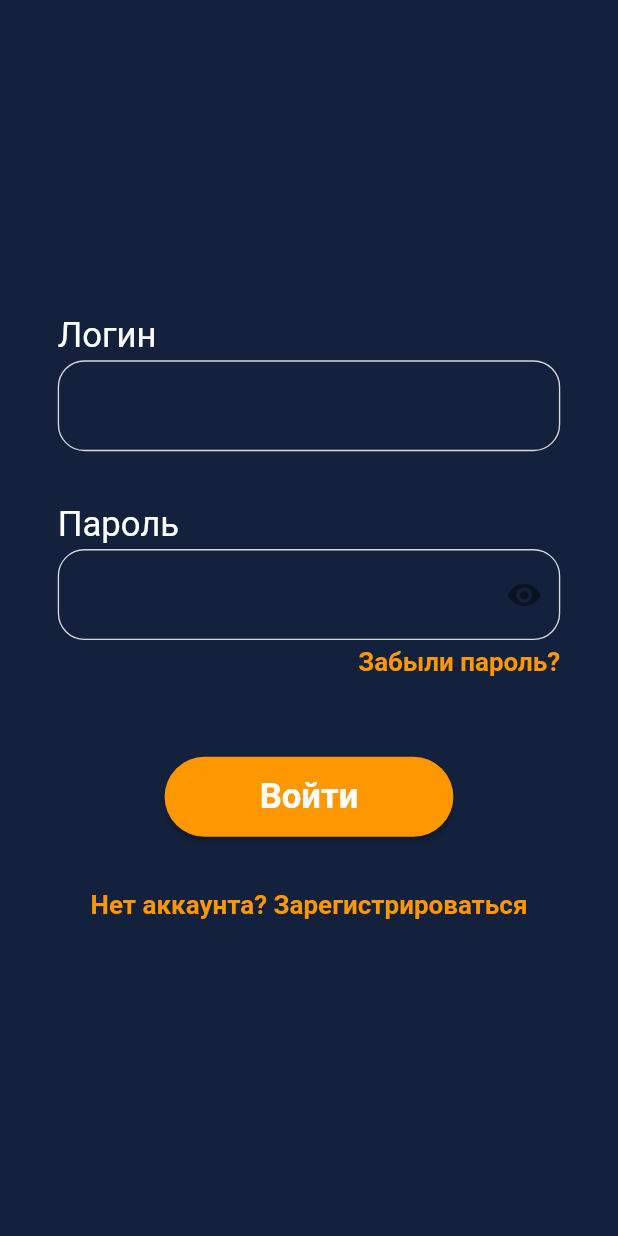
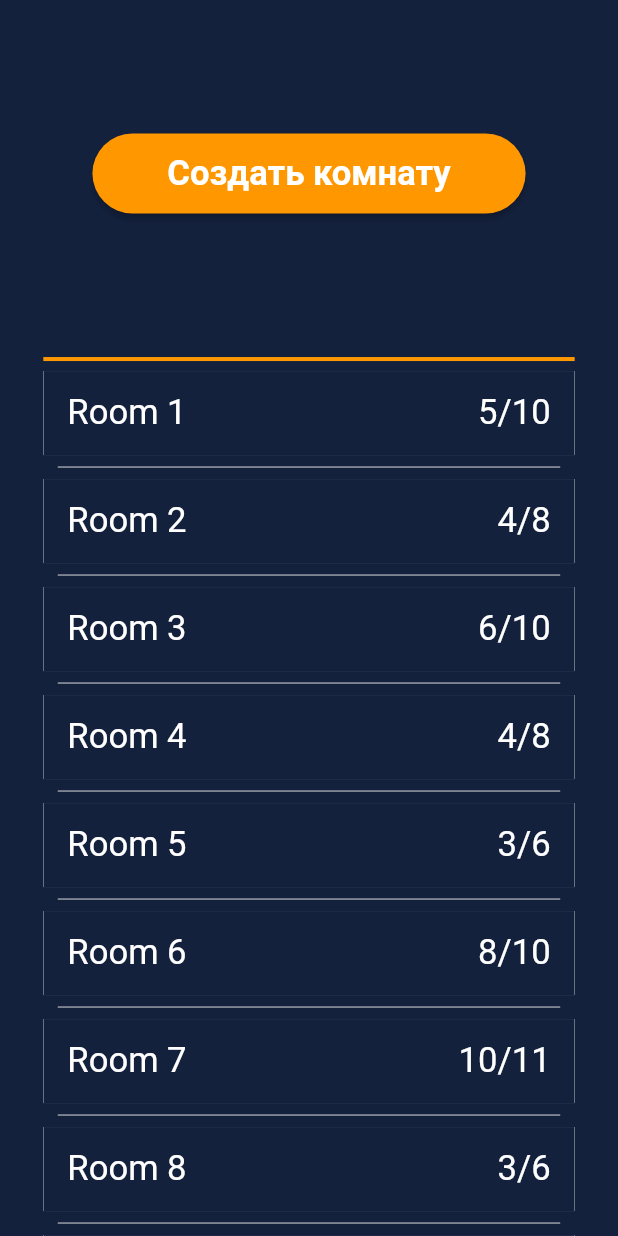
Before and after one commit to El0Ephant/the_resistance_frontend, a Flutter app: the screen it shows after launch, on a phone screen of 412 x 824 dp. Run offline on Flutter 3.47's test engine with Material 2 defaults, Android fonts, the phone set to English and light mode, and no system bars; our stand-ins replace flutter_screenutil.

Commit message:
Added base rooms page UI

```diff
--- a/lib/main.dart
+++ b/lib/main.dart
@@ -1,6 +1,7 @@
 import 'package:flutter/material.dart';
 import 'package:flutter_screenutil/flutter_screenutil.dart';
 import 'package:the_resistance/ui/pages/login_page.dart';
+import 'package:the_resistance/ui/pages/rooms_page.dart';
 
 void main() {
   runApp(const MyApp());
@@ -32,7 +33,7 @@ class MyApp extends StatelessWidget {
           home: child,
         );
       },
-    child: const LoginPage(),//const MyHomePage(title: 'Flutter Demo Home Page'),
+    child: const RoomsPage(),//const MyHomePage(title: 'Flutter Demo Home Page'),
     );
   }
 }
--- /dev/null
+++ b/lib/ui/pages/rooms_page.dart
@@ -0,0 +1,69 @@
+import 'package:flutter/material.dart';
+import 'package:flutter_screenutil/flutter_screenutil.dart';
+import 'package:the_resistance/ui/utils/app_colors.dart';
+import 'package:the_resistance/ui/utils/app_text_styles.dart';
+import 'package:the_resistance/ui/widgets/room_list_item.dart';
+
+// Пока просто верстаем решил с блоком не заморачиваться, потому что не совсем понимаю еще,
+// в каком виде вообще комнаты приходят, так что пока так оставил просто для наглядности
+
+class Room{
+  String title;
+  int maxPlayers;
+  int currentPlayers;
+  Room(this.title, this.maxPlayers, this.currentPlayers);
+}
+final rooms = [
+  Room("Room 1", 10, 5),
+  Room("Room 2", 8, 4),
+  Room("Room 3", 10, 6),
+  Room("Room 4", 8, 4),
+  Room("Room 5", 6, 3),
+  Room("Room 6", 10, 8),
+  Room("Room 7", 11, 10),
+  Room("Room 8", 6, 3),
+  Room("Room 9", 11, 10),
+];
+
+class RoomsPage extends StatelessWidget {
+  const RoomsPage({super.key});
+
+  @override
+  Widget build(BuildContext context) {
+    return SafeArea(
+      child: Container(
+        color: AppColors.backgroundColor,
+        child: Center(
+          child: Padding(
+            padding: EdgeInsets.only(left: 30.w, right: 30.w, top: 100.h),
+            child: Column(
+              children: [
+                ElevatedButton(
+                  onPressed: (){},
+                  style: ElevatedButton.styleFrom(
+                        shape: RoundedRectangleBorder( borderRadius: BorderRadius.circular(40.r)),
+                        minimumSize: Size(300.w, 60.h),
+                      ),
+                  child: Text("Создать комнату", style: AppTextStyles.buttonTextStyle,),
+                ),
+                SizedBox(height: 100.h,),
+                Divider(color: AppColors.orange, thickness: 3.h,),
+                Expanded(
+                  child: ListView.separated(
+                    itemBuilder: (context, index) {
+                      return RoomListItem(room: rooms[index]);
+                    },
+                    itemCount: rooms.length,
+                    separatorBuilder: (context, index) {
+                      return Divider(color: AppColors.lightGrey, indent: 10.w, endIndent: 10.w,);
+                    },
+                  ),
+                )
+              ],
+            ),
+          ),
+        ),
+      ),
+    );
+  }
+}
--- /dev/null
+++ b/lib/ui/widgets/room_list_item.dart
@@ -0,0 +1,20 @@
+import 'package:flutter/material.dart';
+import 'package:the_resistance/ui/pages/rooms_page.dart';
+import 'package:the_resistance/ui/utils/app_colors.dart';
+import 'package:the_resistance/ui/utils/app_text_styles.dart';
+
+class RoomListItem extends StatelessWidget {
+  final Room room;
+  const RoomListItem({super.key, required this.room});
+
+  @override
+  Widget build(BuildContext context) {
+    return Material(
+      child: ListTile(
+        tileColor: AppColors.backgroundColor,
+        title: Text(room.title, style: AppTextStyles.labelTextStyle,),
+        trailing: Text("${room.currentPlayers}/${room.maxPlayers}", style: AppTextStyles.labelTextStyle,),
+      ),
+    );
+  }
+}
```
Also changed, not shown: lib/ui/utils/app_text_styles.dart (line endings or trailing spaces).
